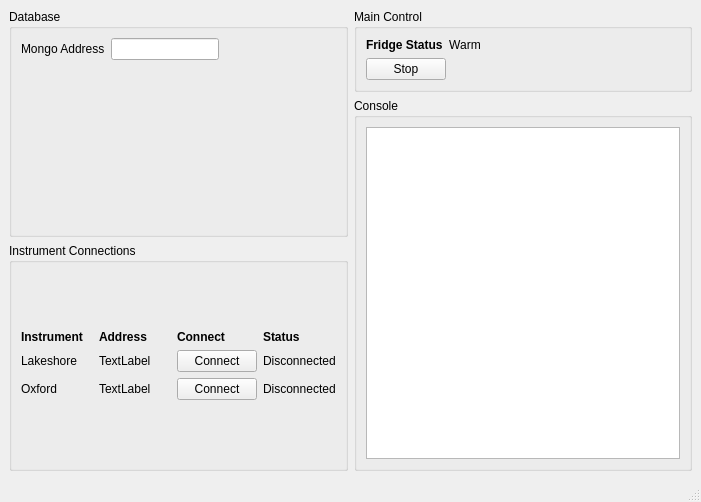
Old version of the form python/DRGUI.ui in the repository Plourde-Research-Lab/Lab-Control.
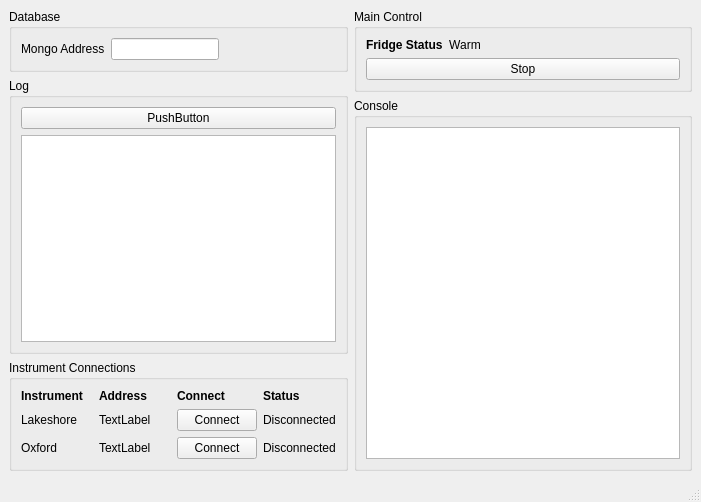
New version of the form.

Commit message: Updated DRGUI with object names to match python script

```diff
--- a/python/DRGUI.ui
+++ b/python/DRGUI.ui
@@ -53,6 +53,29 @@
         </layout>
        </widget>
       </item>
+      <item>
+       <widget class="QGroupBox" name="groupBox_5">
+        <property name="title">
+         <string>Log</string>
+        </property>
+        <layout class="QGridLayout" name="gridLayout_3">
+         <item row="0" column="0">
+          <layout class="QVBoxLayout" name="verticalLayout_7">
+           <item>
+            <widget class="QPushButton" name="logFileSelectBtn">
+             <property name="text">
+              <string>PushButton</string>
+             </property>
+            </widget>
+           </item>
+           <item>
+            <widget class="QTextBrowser" name="logText"/>
+           </item>
+          </layout>
+         </item>
+        </layout>
+       </widget>
+      </item>
       <item>
        <widget class="QGroupBox" name="groupBox_3">
         <property name="sizePolicy">
@@ -296,11 +319,11 @@
           </layout>
          </item>
          <item>
-          <layout class="QVBoxLayout" name="verticalLayout_4">
-           <item>
-            <widget class="QPushButton" name="pushButton">
+          <layout class="QGridLayout" name="gridLayout_4">
+           <item row="0" column="0">
+            <widget class="QPushButton" name="startBtn">
              <property name="sizePolicy">
-              <sizepolicy hsizetype="Fixed" vsizetype="Fixed">
+              <sizepolicy hsizetype="Preferred" vsizetype="Fixed">
                <horstretch>0</horstretch>
                <verstretch>0</verstretch>
               </sizepolicy>
```
Left out of the diff: 18 changed lines with no effect on the pictures.
